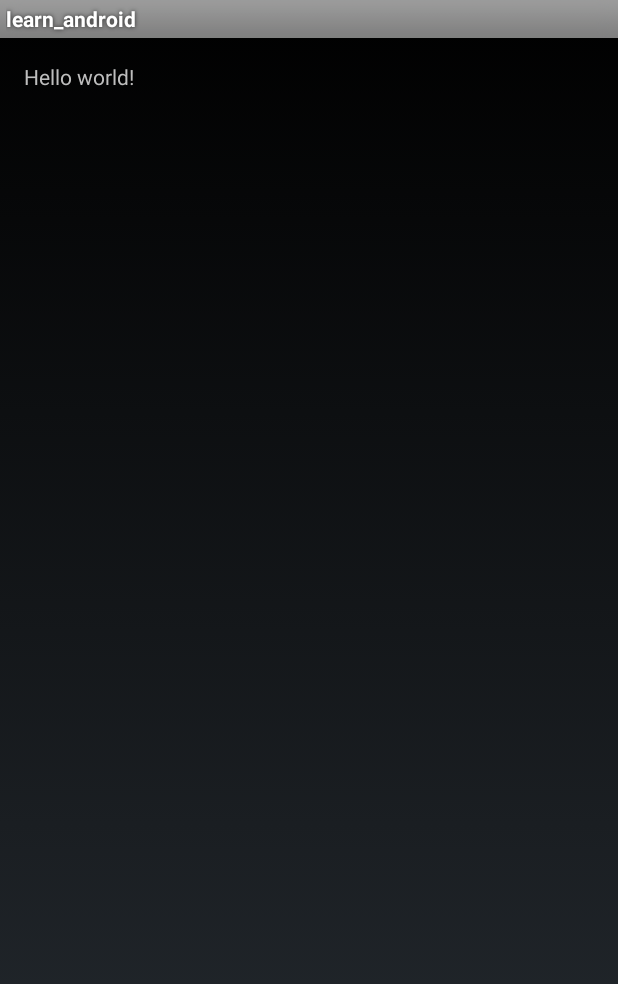
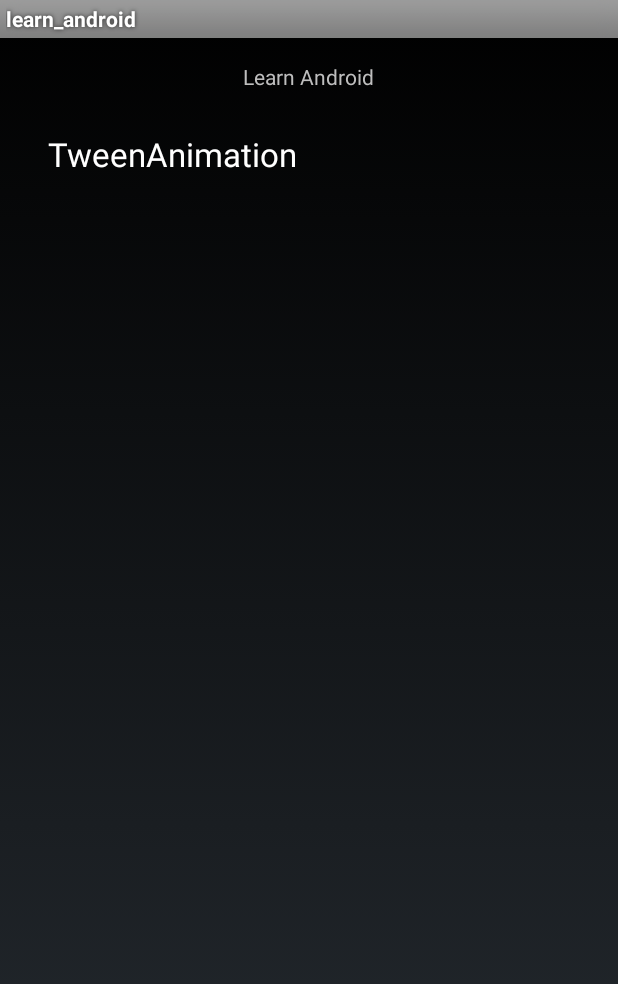
Before and after one commit to happygongzhuo/learn_android, an Android app: the screen it shows after launch (MainActivity), on a phone screen of 412 x 824 dp. Shown: the top 984 px of the screen. Run offline under Robolectric (Android 15) with nearby library versions, the phone set to English and light mode, and no system bars.

Commit message:
TweenAnimation analysis: learn:1.use AlphaAnimation/RotateAnimation/ScaleAnimation/TranslateAnimation. 2. applyTransformation/resolveSize

```diff
--- a/app/src/main/AndroidManifest.xml
+++ b/app/src/main/AndroidManifest.xml
@@ -8,7 +8,7 @@
         android:label="@string/app_name"
         android:theme="@android:style/Theme" >
         <activity
-            android:name=".MainActivity"
+            android:name=".ui.activity.MainActivity"
             android:label="@string/app_name" >
             <intent-filter>
                 <action android:name="android.intent.action.MAIN" />
@@ -16,6 +16,9 @@
                 <category android:name="android.intent.category.LAUNCHER" />
             </intent-filter>
         </activity>
+
+
+        <activity android:name=".ui.activity.Animation.TweenAnimation"/>
     </application>
 
 </manifest>
--- /dev/null
+++ b/app/src/main/java/com/miracle/learn_android/ui/activity/MainActivity.java
@@ -0,0 +1,71 @@
+package com.miracle.learn_android.ui.activity;
+
+import android.app.Activity;
+import android.content.Intent;
+import android.os.Bundle;
+import android.util.Log;
+import android.view.View;
+import android.widget.AdapterView;
+import android.widget.ArrayAdapter;
+import android.widget.ListView;
+
+import com.miracle.learn_android.R;
+import com.miracle.learn_android.util.Tool;
+
+import java.util.ArrayList;
+import java.util.HashMap;
+import java.util.Iterator;
+import java.util.List;
+import java.util.Map;
+
+public class MainActivity extends Activity {
+
+    private ListView mLvTestFunction;
+    private List<String> mListActivity = new ArrayList<>();
+    private Map<String,String> mMapActivity = new HashMap<>();
+
+    @Override
+    protected void onCreate(Bundle savedInstanceState) {
+        super.onCreate(savedInstanceState);
+        setContentView(R.layout.activity_main);
+
+        initData();
+        initView();
+    }
+
+    private void initData() {
+        mMapActivity.clear();
+        mMapActivity.put("TweenAnimation", "com.miracle.learn_android.ui.activity.Animation.TweenAnimation");
+
+        Iterator it = mMapActivity.keySet().iterator();
+        while (it.hasNext()) {
+            String key = it.next().toString();
+            mListActivity.add(key);
+        }
+    }
+
+    private void initView() {
+        final String strPkgName = Tool.getPkgName(this);
+        mLvTestFunction = (ListView)findViewById(R.id.lv_test_function);
+        mLvTestFunction.setAdapter(new ArrayAdapter<String>(this, android.R.layout.simple_list_item_1, mListActivity));
+        mLvTestFunction.setOnItemClickListener(new AdapterView.OnItemClickListener() {
+            @Override
+            public void onItemClick(AdapterView<?> parent, View view, int position, long id) {
+                if (position >= 0 && position < mListActivity.size()) {
+                    String strKey = mListActivity.get(position);
+                    String strComponentName = mMapActivity.get(strKey);
+                    if(Tool.isEmptyString(strComponentName)) {
+                        throw new RuntimeException("need add "+ strKey + "corresponding activity to map !");
+                    }
+
+                    Intent intent = Tool.activityIntent(strPkgName, strComponentName);
+                    startActivity(intent);
+                }
+            }
+        });
+
+    }
+
+
+
+}
--- a/app/src/main/res/layout/activity_main.xml
+++ b/app/src/main/res/layout/activity_main.xml
@@ -1,11 +1,27 @@
-<RelativeLayout xmlns:android="http://schemas.android.com/apk/res/android"
+<LinearLayout xmlns:android="http://schemas.android.com/apk/res/android"
     xmlns:tools="http://schemas.android.com/tools" android:layout_width="match_parent"
-    android:layout_height="match_parent" android:paddingLeft="@dimen/activity_horizontal_margin"
+    android:layout_height="match_parent"
+    android:paddingLeft="@dimen/activity_horizontal_margin"
     android:paddingRight="@dimen/activity_horizontal_margin"
     android:paddingTop="@dimen/activity_vertical_margin"
-    android:paddingBottom="@dimen/activity_vertical_margin" tools:context=".MainActivity">
+    android:paddingBottom="@dimen/activity_vertical_margin"
+    android:background="@android:color/transparent"
+    android:orientation="vertical"
+    tools:context=".MainActivity">
 
-    <TextView android:text="@string/hello_world" android:layout_width="wrap_content"
+    <TextView android:text="Learn Android"
+        android:layout_gravity="center_horizontal"
+        android:layout_width="wrap_content"
         android:layout_height="wrap_content" />
 
-</RelativeLayout>
+    <ListView
+        android:id="@+id/lv_test_function"
+        android:divider="#CCCCCC"
+        android:dividerHeight="1px"
+        android:layout_margin="10dp"
+        android:layout_width="match_parent"
+        android:layout_height="wrap_content">
+
+    </ListView>
+
+</LinearLayout>
```
Also changed, not shown: app/src/main/java/com/miracle/learn_android/MainActivity.java (deleted, +0 -37 lines), app/src/main/java/com/miracle/learn_android/ui/activity/Animation/TweenAnimation.java (added, +131 -0 lines), app/src/main/java/com/miracle/learn_android/util/Tool.java (added, +55 -0 lines), app/src/main/res/drawable/shape_retangle.xml (added, +11 -0 lines), app/src/main/res/layout/layout_tween_animation.xml (added, +106 -0 lines), app/src/main/res/drawable-xhdpi/icon_android.jpg (added).
